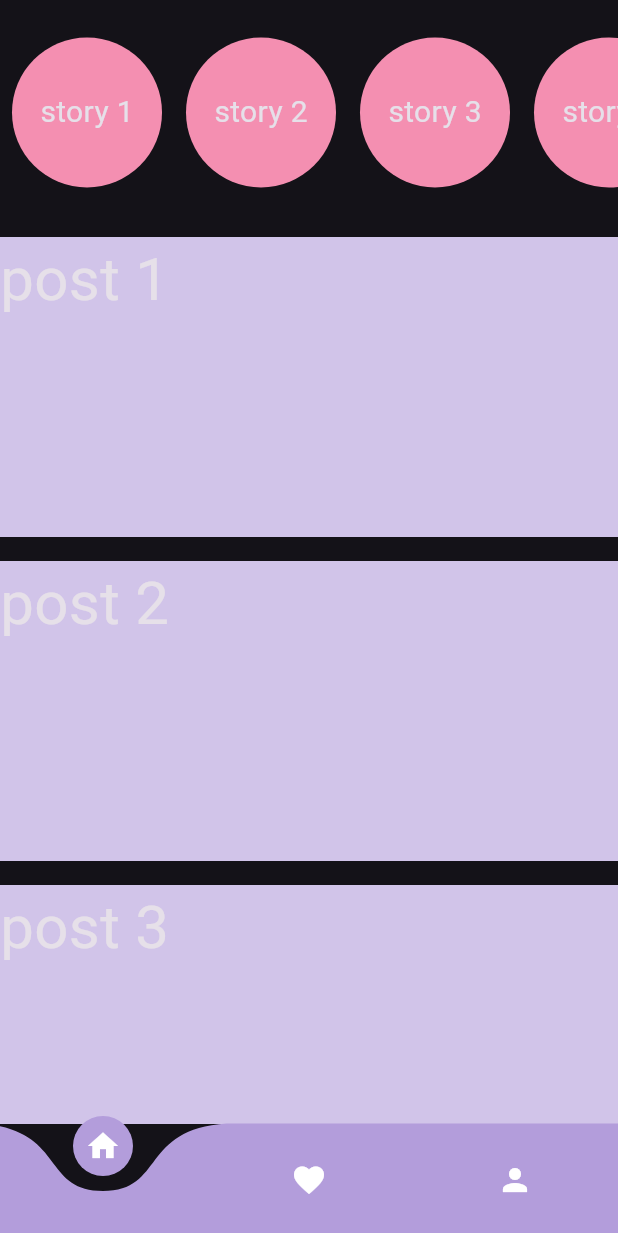
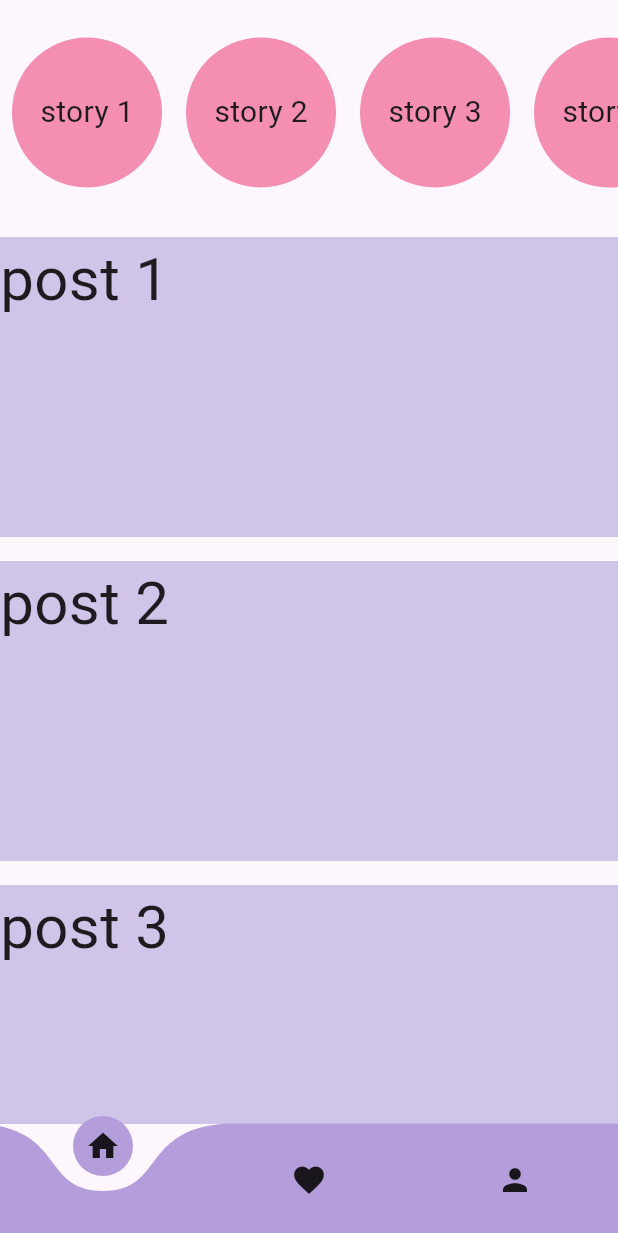
Before and after one commit to JoaoTeramatsu/LDDM---Projetos, a Flutter app: the screen it shows after launch, on a phone screen of 412 x 824 dp. Shown: the top 1233 px of the screen. Run offline on Flutter 3.47's test engine with Material 3 defaults, Android fonts, the phone set to English and light mode, and no system bars; drawn by our look-alikes of curved_navigation_bar; our stand-ins replace google_fonts.

Commit message:
~ Corrrigindo erro na Main

```diff
--- a/lib/page/main.dart
+++ b/lib/main.dart
@@ -40,7 +40,7 @@ class _MainPageState extends State<MainPage> {
     return MaterialApp(
       theme: TAppTheme.lightTheme,
       darkTheme: TAppTheme.darkTheme,
-      themeMode: ThemeMode.dark,
+      themeMode: ThemeMode.light,
       home: Scaffold(
         body: screens[index],
         bottomNavigationBar: CurvedNavigationBar(
```
